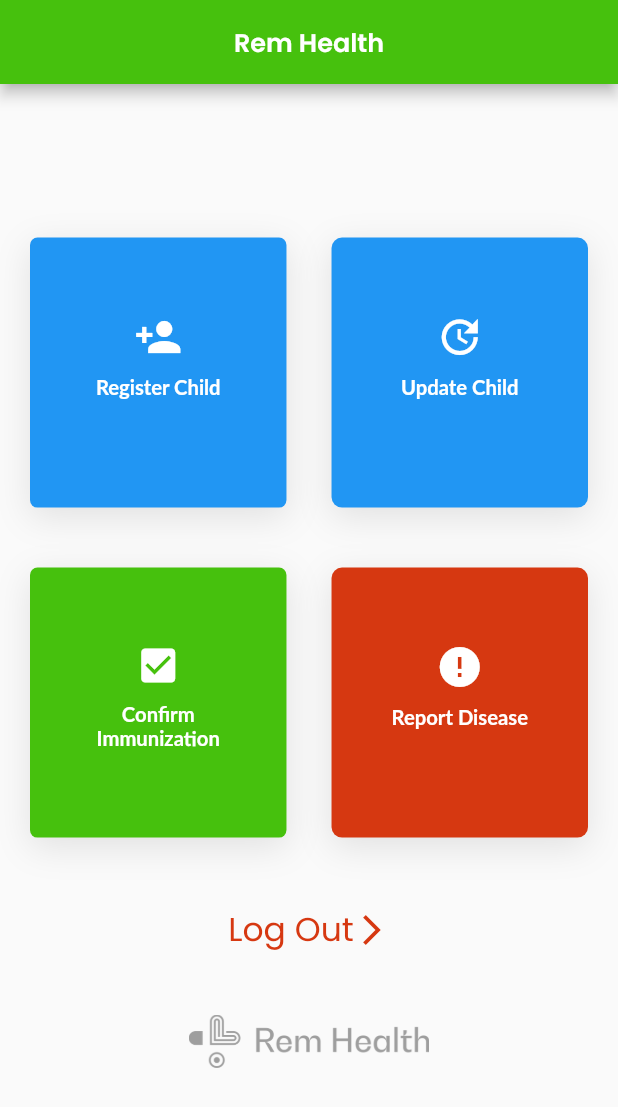
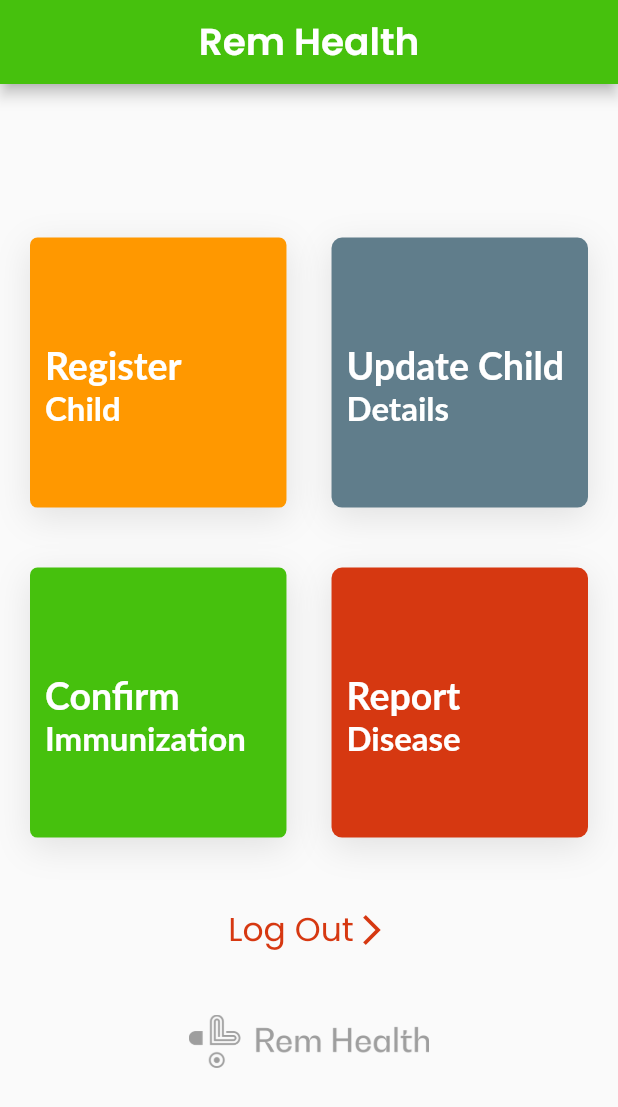
Before and after one commit to innovation-corner/RemHealth-Mobile-App, a Flutter app: the HomePage screen opened directly, on a phone screen of 412 x 824 dp. Shown: the top 1107 px of the screen. Run offline on Flutter 3.47's test engine with Material 2 defaults, Android fonts, the phone set to English and light mode, and no system bars; our stand-ins replace bloc, equatable, flutter_bloc, flutter_dotenv, location, shared_preferences; missing offline and left inert: barcode_scan, grouped_buttons; accounts and stored records are empty.

Commit message:
child screens folder rename

```diff
--- a/lib/home_page.dart
+++ b/lib/home_page.dart
@@ -1,10 +1,10 @@
 import 'package:flutter/material.dart';
 import 'package:flutter_bloc/flutter_bloc.dart';
 import 'package:immunization_mobile/auth/hospital_login.dart';
-import 'package:immunization_mobile/child%20screens/confirm_immunization.dart';
-import 'package:immunization_mobile/child%20screens/register_child.dart';
-import 'package:immunization_mobile/child%20screens/report_disease.dart';
-import 'package:immunization_mobile/child%20screens/update_child.dart';
+import 'package:immunization_mobile/child_screens/confirm_immunization.dart';
+import 'package:immunization_mobile/child_screens/register_child.dart';
+import 'package:immunization_mobile/child_screens/report_disease.dart';
+import 'package:immunization_mobile/child_screens/update_child.dart';
 import 'package:immunization_mobile/config/auth_details.dart';
 
 import 'bloc/authentication_bloc.dart';
@@ -27,7 +27,7 @@ class _HomePageState extends State<HomePage> {
           "Rem Health",
           style: TextStyle(
               fontWeight: FontWeight.w600,
-              fontSize: 17.0,
+              fontSize: 25.0,
               fontFamily: "Poppins",
               color: Colors.white),
         ),
@@ -52,7 +52,7 @@ class _HomePageState extends State<HomePage> {
                         height: 180,
                         width: MediaQuery.of(context).size.width * 0.415,
                         decoration: BoxDecoration(
-                            color: Colors.blue,
+                            color: Colors.orange,
                             boxShadow: [
                               BoxShadow(
                                 color: Color.fromRGBO(0, 0, 0, 0.1),
@@ -64,13 +64,8 @@ class _HomePageState extends State<HomePage> {
                         child: Stack(
                           children: <Widget>[
                             MenuText(
-                              icon: Icon(
-                                Icons.person_add,
-                                color: RemColors.white,
-                                size: 32,
-                              ),
-                              firstText: "Register Child",
-                              secondText: "",
+                              firstText: "Register",
+                              secondText: "Child",
                               textColor: Colors.white,
                             )
                           ],
@@ -86,7 +81,7 @@ class _HomePageState extends State<HomePage> {
                         height: 180,
                         width: MediaQuery.of(context).size.width * 0.415,
                         decoration: BoxDecoration(
-                            color: Colors.blue,
+                            color: Colors.blueGrey,
                             boxShadow: [
                               BoxShadow(
                                 color: Color.fromRGBO(0, 0, 0, 0.1),
@@ -98,13 +93,8 @@ class _HomePageState extends State<HomePage> {
                         child: Stack(
                           children: <Widget>[
                             MenuText(
-                              icon: Icon(
-                                Icons.update,
-                                color: RemColors.white,
-                                size: 32,
-                              ),
                               firstText: "Update Child",
-                              secondText: "",
+                              secondText: "Details",
                               textColor: Colors.white,
                             )
                           ],
@@ -140,13 +130,8 @@ class _HomePageState extends State<HomePage> {
                         child: Stack(
                           children: <Widget>[
                             MenuText(
-                              icon: Icon(
-                                Icons.check_box,
-                                color: RemColors.white,
-                                size: 30,
-                              ),
-                              firstText: "Confirm Immunization",
-                              secondText: "",
+                              firstText: "Confirm",
+                              secondText: "Immunization",
                               textColor: Colors.white,
                             )
                           ],
@@ -174,13 +159,8 @@ class _HomePageState extends State<HomePage> {
                         child: Stack(
                           children: <Widget>[
                             MenuText(
-                              icon: Icon(
-                                Icons.error,
-                                color: RemColors.white,
-                                size: 32,
-                              ),
-                              firstText: "Report Disease",
-                              secondText: "",
+                              firstText: "Report",
+                              secondText: "Disease",
                               textColor: Colors.white,
                             )
                           ],
@@ -250,47 +230,38 @@ class MenuText extends StatelessWidget {
   final String firstText;
   final String secondText;
   final Color textColor;
-  final Icon icon;
 
-  const MenuText(
-      {Key key, this.firstText, this.secondText, this.textColor, this.icon})
+  const MenuText({Key key, this.firstText, this.secondText, this.textColor})
       : super(key: key);
 
   @override
   Widget build(BuildContext context) {
-    return Center(
-      child: Column(
-        crossAxisAlignment: CrossAxisAlignment.center,
-        children: <Widget>[
-          Container(margin: EdgeInsets.only(top: 50), child: icon),
-          Container(
-            margin: EdgeInsets.only(left: 25, right: 25),
-            padding: EdgeInsets.only(top: 10),
-            child: Text(
+    return Positioned(
+        top: 70,
+        left: 10,
+        child: Column(
+          crossAxisAlignment: CrossAxisAlignment.start,
+          children: <Widget>[
+            Text(
               firstText,
               textAlign: TextAlign.center,
               style: TextStyle(
                 fontFamily: "Lato",
                 color: textColor,
-                fontSize: 13.5,
+                fontSize: 25,
                 fontWeight: FontWeight.bold,
               ),
             ),
-          ),
-          Container(
-            margin: EdgeInsets.symmetric(horizontal: 10),
-            child: Text(
+            Text(
               secondText,
               textAlign: TextAlign.center,
               style: TextStyle(
                   fontFamily: "Lato",
                   color: textColor,
-                  fontSize: 18,
+                  fontSize: 22,
                   fontWeight: FontWeight.bold),
             ),
-          ),
-        ],
-      ),
-    );
+          ],
+        ));
   }
 }
```
Also changed, not shown: lib/child_screens/confirm_immunization.dart (renamed from lib/child screens/confirm_immunization.dart), lib/child_screens/register_child.dart (renamed from lib/child screens/register_child.dart), lib/child_screens/report_disease.dart (renamed from lib/child screens/report_disease.dart), lib/child_screens/update_child.dart (renamed from lib/child screens/update_child.dart).
